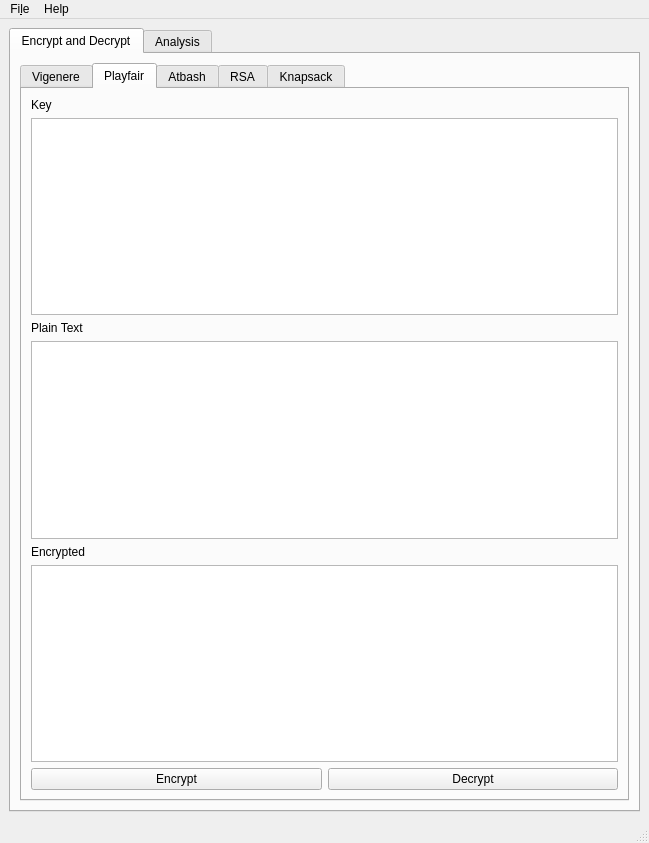
First picture: the form in gui/crypto.ui, repository CPanda/cryptography, before the edit.
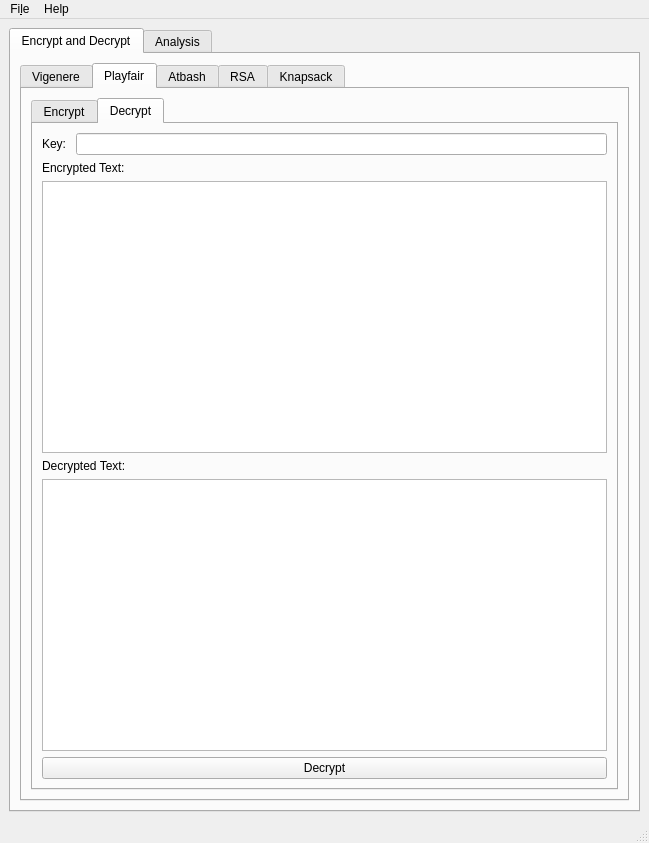
Second picture: the form after the edit. The open tabs and pages were chosen to show the change. Custom widgets are drawn as their Qt base class.

Commit message: implements playfair in the gui.

```diff
--- a/gui/crypto.ui
+++ b/gui/crypto.ui
@@ -93,6 +93,18 @@
              </attribute>
              <layout class="QVBoxLayout" name="verticalLayout_3">
               <item>
+               <widget class="QTabWidget" name="tabWidget">
+                <property name="currentIndex">
+                 <number>0</number>
+                </property>
+                <widget class="QWidget" name="tab_7">
+                 <attribute name="title">
+                  <string>Encrypt</string>
+                 </attribute>
+                 <layout class="QVBoxLayout" name="verticalLayout_14">
+                  <item>
+                   <layout class="QHBoxLayout" name="horizontalLayout_2">
+                    <item>
                <widget class="QLabel" name="label_4">
                 <property name="text">
                  <string>Key</string>
@@ -100,45 +112,88 @@
                </widget>
               </item>
               <item>
-               <widget class="QTextEdit" name="textEdit"/>
+                     <widget class="QLineEdit" name="playfair_key_enc"/>
+                    </item>
+                   </layout>
               </item>
               <item>
                <widget class="QLabel" name="label_5">
                 <property name="text">
-                 <string>Plain Text</string>
+                     <string>Plain Text:</string>
                 </property>
                </widget>
               </item>
               <item>
-               <widget class="QTextEdit" name="textEdit_4"/>
+                   <widget class="QTextEdit" name="playfair_enc_plaintext"/>
               </item>
               <item>
                <widget class="QLabel" name="label_6">
                 <property name="text">
-                 <string>Encrypted</string>
+                     <string>Encrypted:</string>
                 </property>
                </widget>
               </item>
               <item>
-               <widget class="QTextEdit" name="textEdit_3"/>
+                   <widget class="QTextEdit" name="playfair_encrypted_text"/>
               </item>
               <item>
-               <layout class="QHBoxLayout" name="horizontalLayout_2">
-                <item>
-                 <widget class="QPushButton" name="pushButton_3">
+                   <widget class="QPushButton" name="playfair_encrypt_btn">
                   <property name="text">
                    <string>Encrypt</string>
                   </property>
                  </widget>
                 </item>
+                 </layout>
+                </widget>
+                <widget class="QWidget" name="tab_10">
+                 <attribute name="title">
+                  <string>Decrypt</string>
+                 </attribute>
+                 <layout class="QVBoxLayout" name="verticalLayout_15">
                 <item>
-                 <widget class="QPushButton" name="pushButton_4">
+                   <layout class="QHBoxLayout" name="horizontalLayout_14">
+                    <item>
+                     <widget class="QLabel" name="label_39">
                   <property name="text">
+                       <string>Key: </string>
+                      </property>
+                     </widget>
+                    </item>
+                    <item>
+                     <widget class="QLineEdit" name="decrypt_playfair_key"/>
+                    </item>
+                   </layout>
+                  </item>
+                  <item>
+                   <widget class="QLabel" name="label_40">
+                    <property name="text">
+                     <string>Encrypted Text:</string>
+                    </property>
+                   </widget>
+                  </item>
+                  <item>
+                   <widget class="QTextEdit" name="playfair_decrypt_encrypted_text"/>
+                  </item>
+                  <item>
+                   <widget class="QLabel" name="label_41">
+                    <property name="text">
+                     <string>Decrypted Text:</string>
+                    </property>
+                   </widget>
+                  </item>
+                  <item>
+                   <widget class="QTextEdit" name="playfair_decrypt_plaintext"/>
+                  </item>
+                  <item>
+                   <widget class="QPushButton" name="playfair_decrypt_btn">
+                    <property name="text">
                    <string>Decrypt</string>
                   </property>
                  </widget>
                 </item>
                </layout>
+                </widget>
+               </widget>
               </item>
              </layout>
             </widget>
```
Left out of the diff: 4 changed lines with no effect on the pictures. Lines whose indentation alone changed are shown as unchanged. The commit also changes 4 other files.
